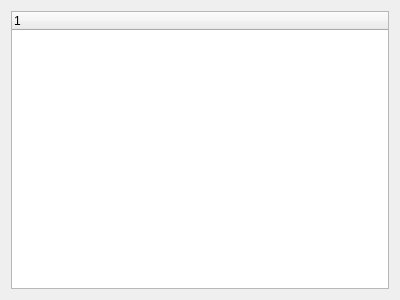
This is KinectTracker/SceneGraphWidget.ui in GromeTT/KinectTracker as Qt 5 draws it before an edit. The edited form follows.
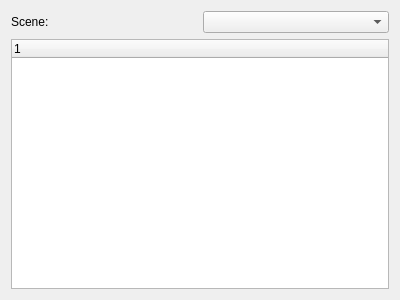
This is the edited form.

```diff
--- a/KinectTracker/SceneGraphWidget.ui
+++ b/KinectTracker/SceneGraphWidget.ui
@@ -13,8 +13,22 @@
   <property name="windowTitle">
    <string>Form</string>
   </property>
-  <layout class="QGridLayout" name="gridLayout">
-   <item row="0" column="0">
+  <layout class="QVBoxLayout" name="verticalLayout">
+   <item>
+    <layout class="QHBoxLayout" name="horizontalLayout">
+     <item>
+      <widget class="QLabel" name="label">
+       <property name="text">
+        <string>Scene:</string>
+       </property>
+      </widget>
+     </item>
+     <item>
+      <widget class="QComboBox" name="comboBox"/>
+     </item>
+    </layout>
+   </item>
+   <item>
     <widget class="QTreeWidget" name="treeWidget">
      <column>
       <property name="text">
```
